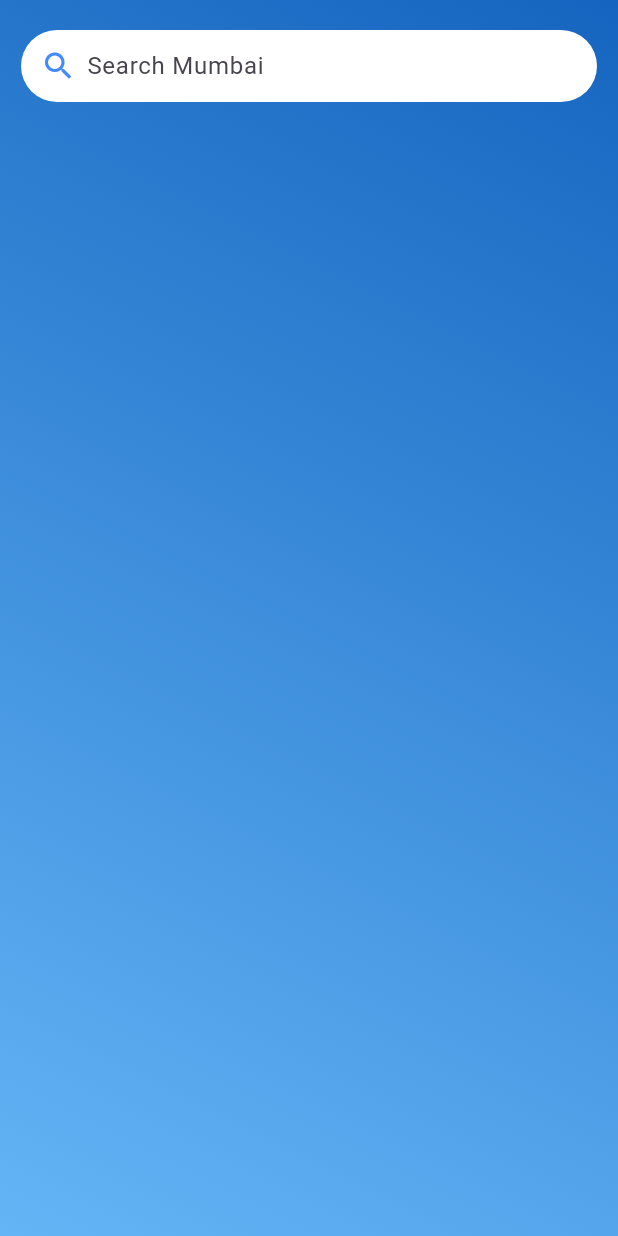
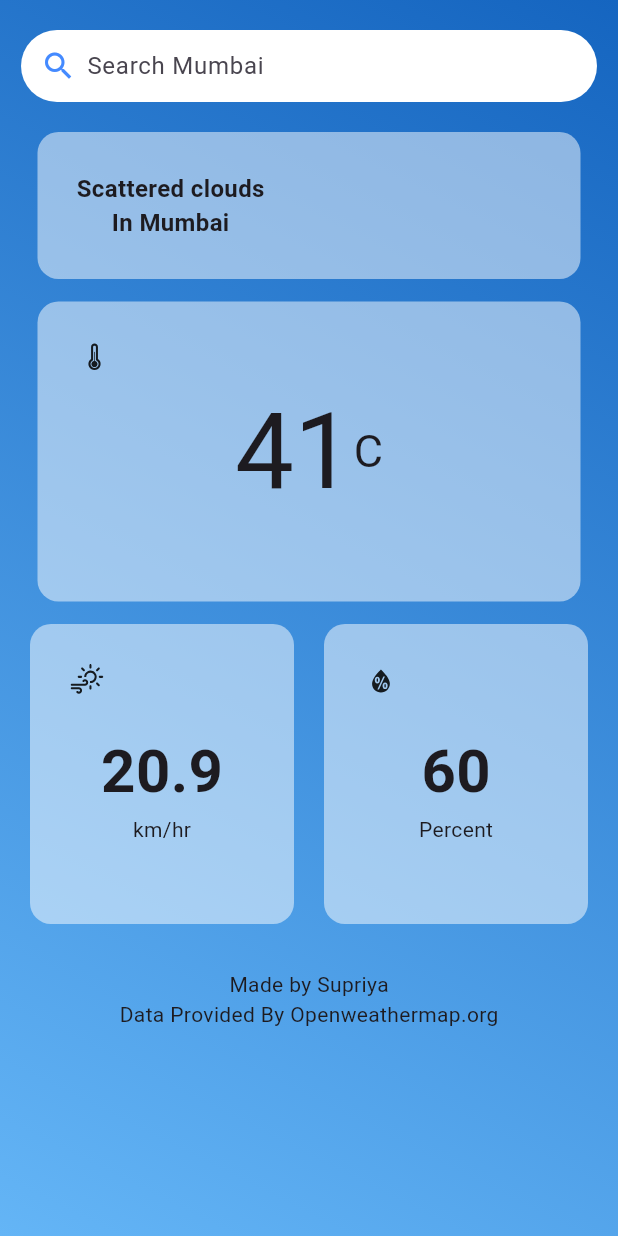
Before and after one commit to Supriya-tech1/Weather_app, a Flutter app: the screen it shows after launch, on a phone screen of 412 x 824 dp. Run offline on Flutter 3.47's test engine with Material 3 defaults, Android fonts, the phone set to English and light mode, and no system bars; our stand-ins replace flutter_spinkit, weather_icons; network calls fail.

Commit message:
adding text in app

```diff
--- a/lib/Acitivity/home.dart
+++ b/lib/Acitivity/home.dart
@@ -1,6 +1,6 @@
 import 'dart:math';
-
 import 'package:flutter/material.dart';
+import 'package:weather_icons/weather_icons.dart';
 
 class Home extends StatefulWidget {
   const Home({super.key});
@@ -10,10 +10,15 @@ class Home extends StatefulWidget {
 }
 
 class _HomeState extends State<Home> {
+  late String city;
+
   @override
   void initState() {
     super.initState();
     print("This is a init state");
+    var city_name = ["Mumbai", "Durgapur", "Samastipur", "London", "Kolkata"];
+    var final_random = Random();
+    city = city_name[final_random.nextInt(city_name.length)];
   }
 
   @override
@@ -30,9 +35,6 @@ class _HomeState extends State<Home> {
 
   @override
   Widget build(BuildContext context) {
-    var city_name = ["Mumbai", "Durgapur", "Samastipur" ,"London", "Kolkata"];
-    var final_random = new Random();
-    var city = city_name[final_random.nextInt(city_name.length)];
     final route = ModalRoute.of(context);
     if (route == null || route.settings.arguments == null) {
       return Scaffold(
@@ -43,30 +45,32 @@ class _HomeState extends State<Home> {
     final Map info = route.settings.arguments as Map;
 
     return Scaffold(
+      appBar: PreferredSize(
+          preferredSize: Size.fromHeight(0),
+        child: AppBar(
+    backgroundColor: Colors.blue,
+        )
+    ),
         body: SafeArea(
             child: Container(
               decoration: BoxDecoration(
                 gradient: LinearGradient(
                   begin: Alignment.topRight,
                   end: Alignment.bottomLeft,
-
-                colors:
-                  [
+                  colors: [
                     Colors.blue.shade800,
                     Colors.blue.shade300,
-                  ]
-              )
-
+                  ],
+                ),
               ),
               child: Column(
                   children: [
               Container(
-
               padding: EdgeInsets.symmetric(horizontal: 10),
-                  margin: EdgeInsets.symmetric(horizontal: 14,vertical: 20),
+              margin: EdgeInsets.symmetric(horizontal: 14, vertical: 20),
               decoration: BoxDecoration(
                 color: Colors.white,
-                    borderRadius: BorderRadius.circular(30)
+                borderRadius: BorderRadius.circular(30),
               ),
               child: Row(
                 children: [
@@ -74,24 +78,168 @@ class _HomeState extends State<Home> {
                     onTap: () {
                       print("Search Me");
                     },
-                        child: Container(child: Icon(Icons.search,color: Colors.blueAccent,),margin: EdgeInsets.fromLTRB(3, 0, 7, 0),),
+                    child: Container(
+                      child: Icon(Icons.search, color: Colors.blueAccent),
+                      margin: EdgeInsets.fromLTRB(3, 0, 7, 0),
+                    ),
                   ),
                   Expanded(
                     child: TextField(
                       decoration: InputDecoration(
                         border: InputBorder.none,
-                            hintText: "Search $city"
+                        hintText: "Search $city",
                       ),
-
                     ),
                   )
                 ],
               ),
+            ),
+
+            // ✅ Added comma after this Row block
+            Row(
+              children: [
+                Expanded(
+                  child: Container(
+                    decoration: BoxDecoration(
+                      borderRadius: BorderRadius.circular(14),
+                      color: Colors.white.withOpacity(0.5),
+                    ),
+                    margin: EdgeInsets.symmetric(horizontal: 25),
+                    padding: EdgeInsets.all(26),
+                    child: Row(
+                      children: [
+                        Column(
+                          children: [
+                            Text("Scattered clouds",style: TextStyle(
+                              fontSize: 16,
+                                  fontWeight: FontWeight.bold
+                            ),
+                            ),
+                            Text("In $city", style: TextStyle(
+                                fontSize: 16,
+                                fontWeight: FontWeight.bold
+                            )),
+                          ],
+                        )
+                      ],
+                    )
+                  ),
+                ),
+              ],
+            ),
+
+            // ✅ This container is now correctly placed
+            Row(
+              children: [
+                Expanded(
+                  child: Container(
+                    height: 200,
+                    decoration: BoxDecoration(
+                      borderRadius: BorderRadius.circular(14),
+                      color: Colors.white.withOpacity(0.5),
+                    ),
+                    margin: EdgeInsets.symmetric(horizontal: 25,vertical: 15),
+                    padding: EdgeInsets.all(26),
+                    child: Column(
+                      crossAxisAlignment: CrossAxisAlignment.start,
+                      children: [
+                        Icon(WeatherIcons.thermometer),
+
+                        Row(
+                          mainAxisAlignment: MainAxisAlignment.center,
+                          children: [
+                            Text("41",style: TextStyle(
+                              fontSize: 70
+                            ),),
+                            Text("C",style: TextStyle(
+                              fontSize: 30
+                            ),)
+                          ],
                         )
                       ],
                     ),
+                  ),
+                ),
+              ],
+            ),
+            Row(
+              mainAxisAlignment: MainAxisAlignment.spaceEvenly,
+              children: [
+                Expanded(
+                  child: Container(
+                    decoration: BoxDecoration(
+                      borderRadius: BorderRadius.circular(14),
+                      color: Colors.white.withOpacity(0.5),
+                    ),
+                    margin: EdgeInsets.fromLTRB(20, 0, 10, 0),
+                    padding: EdgeInsets.all(26),
+                    child: Column(
+                      children: [
+                        Row(
+                          mainAxisAlignment: MainAxisAlignment.start,
+                          children: [
+                            Icon(WeatherIcons.day_windy),
 
-          )
+
+                          ],
+                        ),
+                        SizedBox(height: 20,),
+
+                        Text("20.9",style: TextStyle(
+                          fontSize: 40,
+                          fontWeight: FontWeight.bold
+                        ),),
+                        Text("km/hr")
+                      ],
+                    ),
+                    height: 200,
+                  ),
+                ),
+                Expanded(
+                  child: Container(
+                    decoration: BoxDecoration(
+                      borderRadius: BorderRadius.circular(14),
+                      color: Colors.white.withOpacity(0.5),
+                    ),
+                    margin: EdgeInsets.fromLTRB(10, 0, 20, 0),
+                    padding: EdgeInsets.all(26),
+                    height: 200,
+                    child: Column(
+                      children: [
+                        Row(
+                          mainAxisAlignment: MainAxisAlignment.start,
+                          children: [
+                            Icon(WeatherIcons.humidity),
+
+
+                          ],
+                        ),
+                        SizedBox(height: 20,),
+
+                        Text("60",style: TextStyle(
+                            fontSize: 40,
+                            fontWeight: FontWeight.bold
+                        ),),
+                        Text("Percent")
+                      ],
+                    ),
+                  ),
+                ),
+              ],
+            ),
+            Container(
+              padding: EdgeInsets.all(30),
+              child: Column(
+                mainAxisAlignment: MainAxisAlignment.end,
+                children: [
+                  Text("Made by Supriya",),
+                  Text("Data Provided By Openweathermap.org")
+                ],
+              ),
+            ),
+                  ],
+              ),
+            ),
         ),
     );
   }
--- a/pubspec.yaml
+++ b/pubspec.yaml
@@ -32,6 +32,7 @@ dependencies:
     sdk: flutter
   http: ^1.4.0
   flutter_spinkit: ^5.2.1
+  weather_icons: ^3.0.0
 
   # The following adds the Cupertino Icons font to your application.
   # Use with the CupertinoIcons class for iOS style icons.
```
Also changed, not shown: pubspec.lock. Lines whose indentation alone changed are shown as unchanged.
